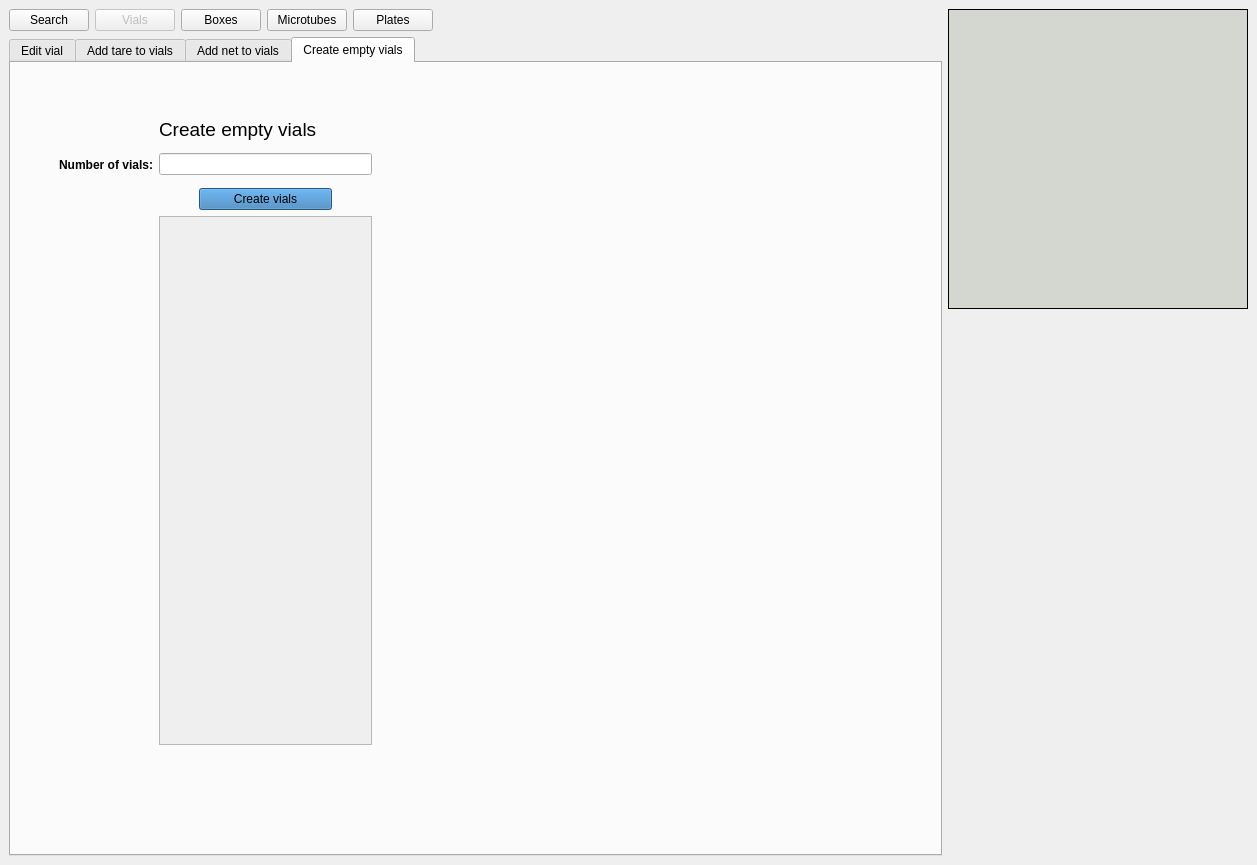
Above: frontend/assets/vialswindow.ui from dahlbma/cello before the change. Below: the same form after it.
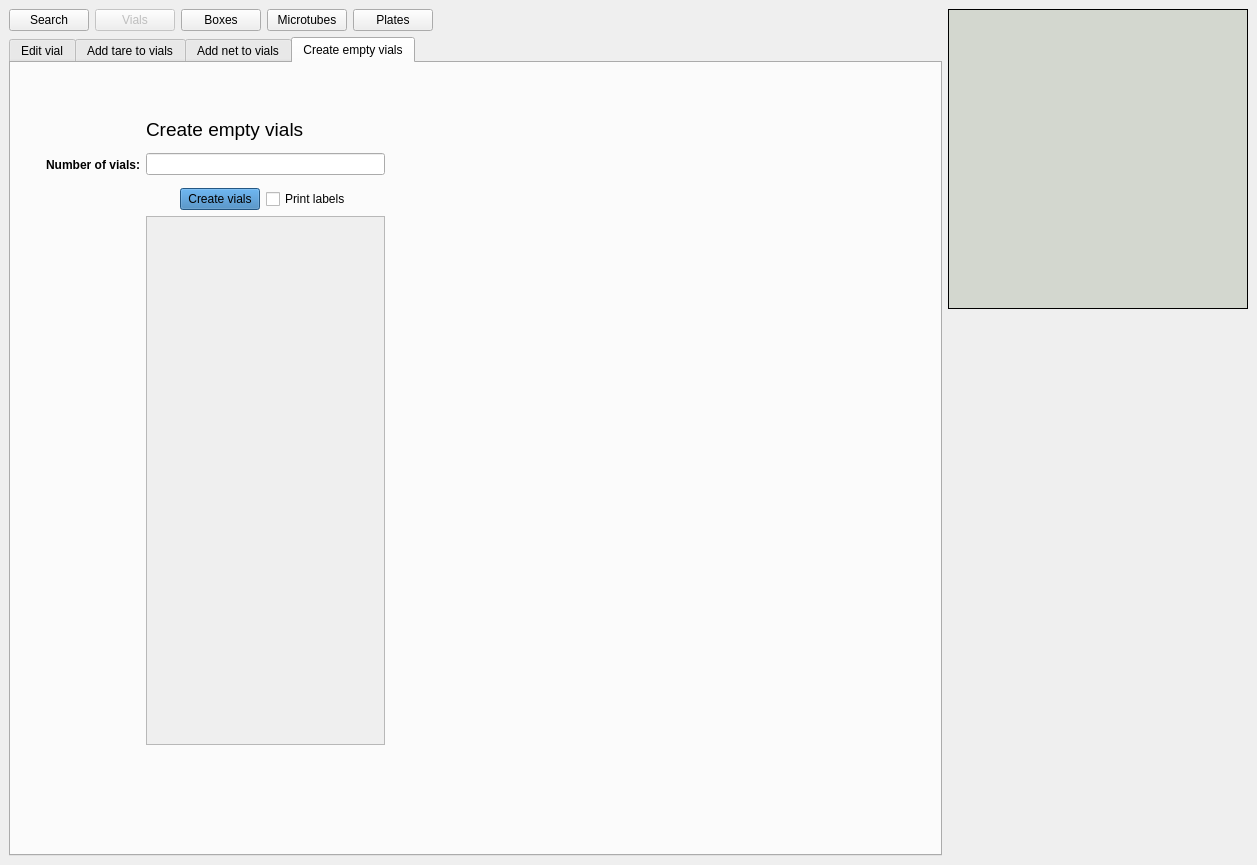
That is the form after the change. The open tabs and pages were chosen to show the change.

Commit message: Add checkbox for vial label print

```diff
--- a/frontend/assets/vialswindow.ui
+++ b/frontend/assets/vialswindow.ui
@@ -923,6 +923,16 @@
                 </property>
                </widget>
               </item>
+              <item>
+               <widget class="QCheckBox" name="print_vial_labels_chk">
+                <property name="text">
+                 <string>Print labels</string>
+                </property>
+                <property name="checked">
+                 <bool>false</bool>
+                </property>
+               </widget>
+              </item>
               <item>
                <spacer name="horizontalSpacer_8">
                 <property name="orientation">
```
The commit also changes 3 other files.
